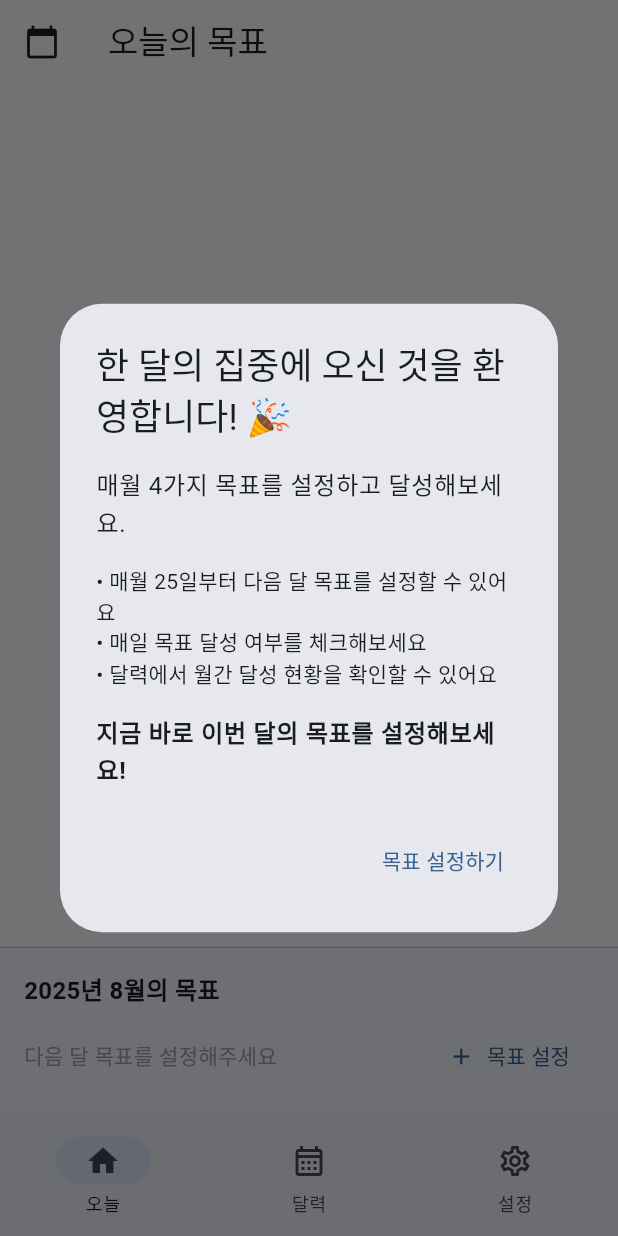
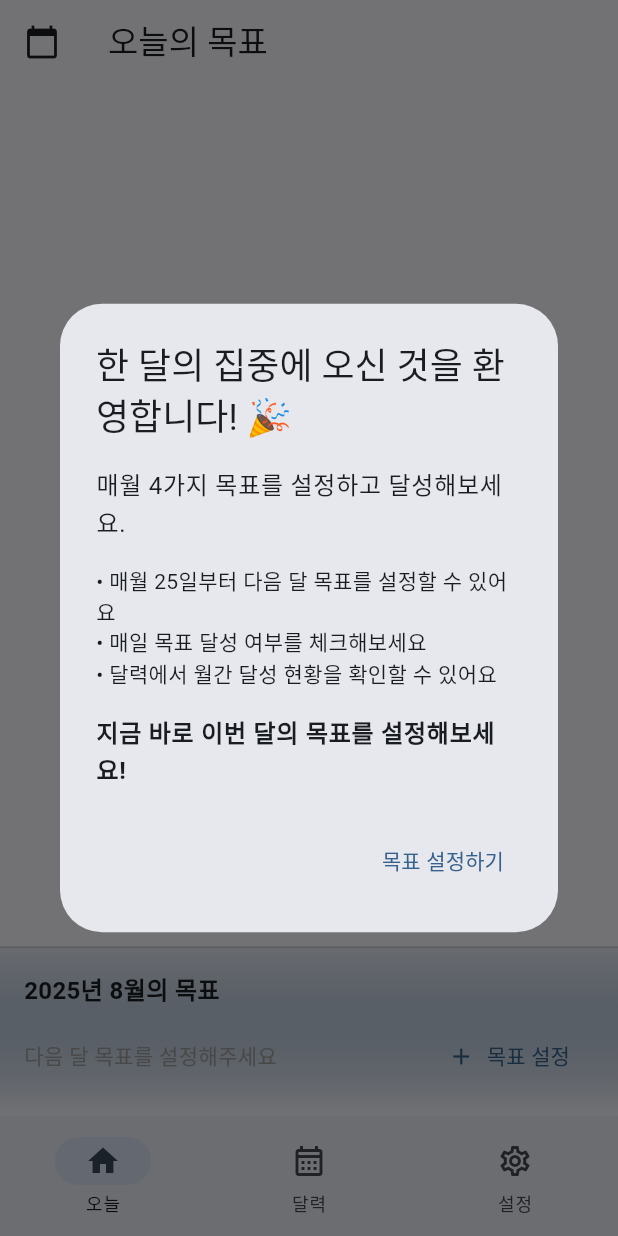
Before and after one commit to JingyunKim/my-app-project, a Flutter app: the screen it shows after launch, on a phone screen of 412 x 824 dp. Run offline on Flutter 3.47's test engine with Material 3 defaults, Android fonts, the phone set to English and light mode, and no system bars; our stand-ins replace flutter_local_notifications, flutter_native_timezone, shared_preferences, sqflite, table_calendar, timezone; missing offline and left inert: flutter_emoji; accounts and stored records are empty.

Commit message:
오늘 탭의 하단 목표설정 부분 디자인 변경

```diff
--- a/monthly_focus/lib/providers/goal_provider.dart
+++ b/monthly_focus/lib/providers/goal_provider.dart
@@ -29,13 +29,15 @@ class GoalProvider with ChangeNotifier {
   Map<DateTime, List<DailyCheck>> _dailyChecksCache = {};
   Set<DateTime> _loadingDates = {};
 
-  // [개발용 - 배포 전 삭제]
-  // 테스트를 위한 현재 날짜
+  // TODO: [테스트 코드] 배포 전 아래 테스트용 코드 제거
+  // 1. testCurrentDate 변수
+  // 2. testCurrentDate getter
+  // 3. setTestCurrentDate 메서드
+  // 4. canSetNextMonthGoals 메서드에서 실제 DateTime.now() 사용하도록 변경
+  // 5. HomeScreen의 날짜 변경 버튼 제거
   DateTime _testCurrentDate = DateTime.now();
   DateTime get testCurrentDate => _testCurrentDate;
 
-  // [개발용 - 배포 전 삭제]
-  // 테스트용 현재 날짜 설정
   Future<void> setTestCurrentDate(DateTime date) async {
     _testCurrentDate = date;
     _currentMonth = DateTime(date.year, date.month);
@@ -175,7 +177,7 @@ class GoalProvider with ChangeNotifier {
 
   // 다음 달 목표 설정 가능 여부 확인
   bool canSetNextMonthGoals() {
-    final now = DateTime.now();
+    final now = testCurrentDate;  // DateTime.now() 대신 testCurrentDate 사용
     final installDate = _storage.getInstallDate();
 
     // 설치 당월인 경우 항상 설정 가능
--- a/monthly_focus/lib/screens/home/home_screen.dart
+++ b/monthly_focus/lib/screens/home/home_screen.dart
@@ -98,9 +98,7 @@ class _HomeScreenState extends State<HomeScreen> {
   Widget build(BuildContext context) {
     return Scaffold(
       appBar: AppBar(
-        // [개발용 - 배포 전 삭제]
-        // 테스트를 위한 날짜 변경 기능
-        // 현재 날짜를 변경하여 다른 날짜의 목표와 체크 상태를 테스트할 수 있음
+        // TODO: [테스트 코드] 배포 전 제거 - 날짜 변경 기능
         leading: IconButton(
           icon: const Icon(Icons.calendar_today),
           tooltip: '[개발용] 날짜 변경',
@@ -170,12 +168,26 @@ class _HomeScreenState extends State<HomeScreen> {
   }
 
   Widget _buildNextMonthSection(GoalProvider provider) {
+    // 목표 설정 가능 여부 체크
+    if (!provider.canSetNextMonthGoals()) {
+      return const SizedBox.shrink(); // 또는 Container()
+    }
+
     final now = DateTime.now();
     final nextMonth = DateTime(now.year, now.month + 1);
 
     return Container(
       padding: const EdgeInsets.all(16),
-      color: Theme.of(context).colorScheme.surfaceVariant.withOpacity(0.3),
+      decoration: BoxDecoration(
+  gradient: LinearGradient(
+    begin: Alignment.topCenter,
+    end: Alignment.bottomCenter,
+    colors: [
+      Theme.of(context).colorScheme.surfaceTint.withOpacity(0.1),
+      Theme.of(context).colorScheme.surface,
+    ],
+  ),
+),
       child: Column(
         crossAxisAlignment: CrossAxisAlignment.start,
         mainAxisSize: MainAxisSize.min,
```
